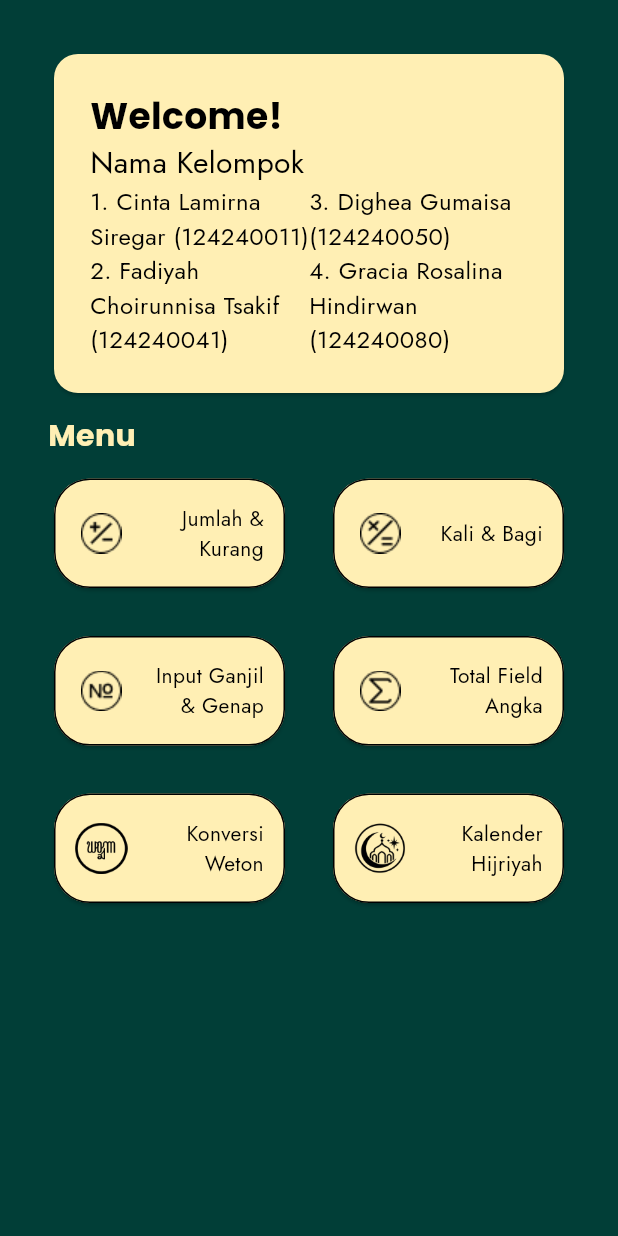
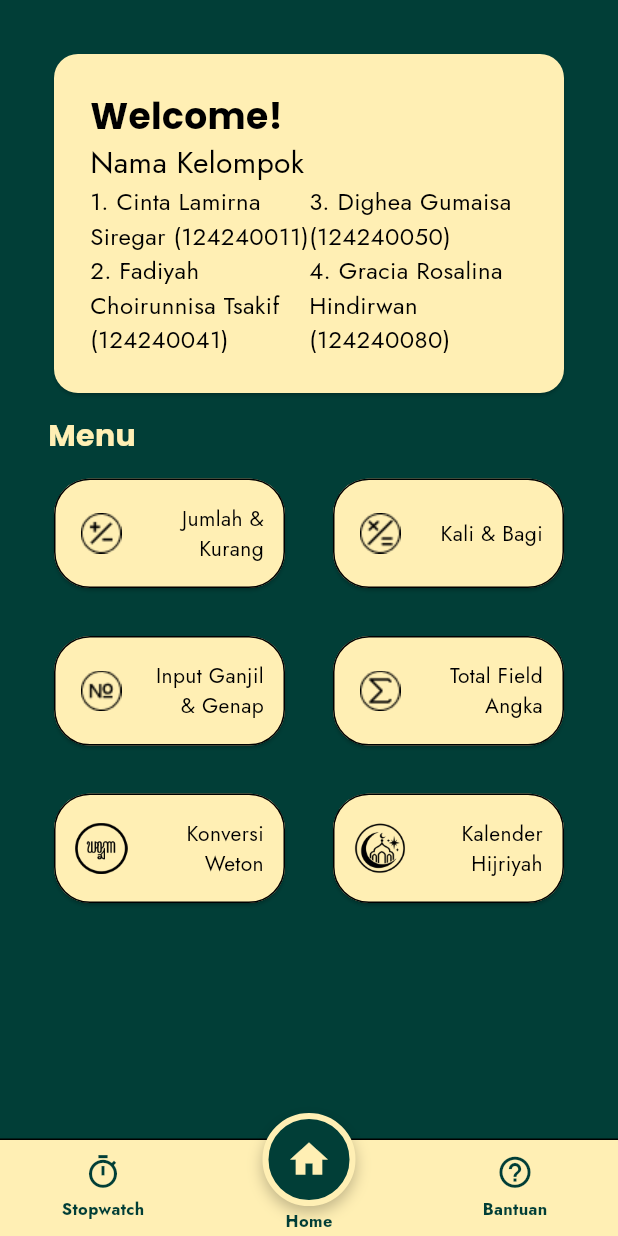
Before and after one commit to GraciaRosalinaHindirwan/Mobile---Tugas-1, a Flutter app: the DashboardPage screen opened directly, on a phone screen of 412 x 824 dp. Run offline on Flutter 3.47's test engine with Material 3 defaults, Android fonts, the phone set to English and light mode, and no system bars; missing offline and left inert: hijri_date.

Commit message:
update dashboard and add bottom navbar and navbar menu logic

```diff
--- a/tugas1_mobile/lib/page/dashboard.dart
+++ b/tugas1_mobile/lib/page/dashboard.dart
@@ -8,16 +8,31 @@ import 'package:tugas1_mobile/page/second_menu.dart';
 import 'package:tugas1_mobile/page/third_menu.dart';
 import 'package:tugas1_mobile/page/weton.dart';
 import 'package:tugas1_mobile/components/member_card.dart';
+import 'package:tugas1_mobile/components/bottom_nav.dart';
+import 'package:tugas1_mobile/page/faq.dart';
+import 'package:tugas1_mobile/page/stopwatc.dart';
 
-class DashboardPage extends StatelessWidget {
+class DashboardPage extends StatefulWidget {
   const DashboardPage({super.key});
 
   @override
+  State<DashboardPage> createState() => _DashboardPageState();
+}
+
+class _DashboardPageState extends State<DashboardPage> {
+  int currentIndex = 0;
+
+  @override
   Widget build(BuildContext context) {
-    return DashboardLayout(
-      welcomeCard: Container(
-        child: const WelcomeCard(),
-      ),
+    return Scaffold(
+      backgroundColor: const Color(0xFF013E37),
+
+      body: IndexedStack(
+        index: currentIndex,
+
+        children: [
+          DashboardLayout(
+            welcomeCard: Container(child: const WelcomeCard()),
             menuLabel: "Menu",
             content: GridView.count(
               crossAxisCount: 2, //gridnya 2x2
@@ -27,16 +42,51 @@ class DashboardPage extends StatelessWidget {
               shrinkWrap: true, //tingginya sesuai dengan yang dibutuhkan
               physics: const NeverScrollableScrollPhysics(),
               children: [
-          MenuCard(title: "Jumlah & Kurang", icon: "assets/icons/tambahKurang.png", page: const FirstMenuPage()),
-          MenuCard(title: "Kali & Bagi", icon: "assets/icons/kaliBagi.png", page: const SecondMenuPage()),
-          MenuCard(title: "Input Ganjil & Genap", icon: "assets/icons/ganjilGenap.png", page: const OddEvenPage()),
-          MenuCard(title: "Total Field Angka", icon: "assets/icons/sum.png", page: const summaryPage()),
-          MenuCard(title: "Konversi Weton", icon: "assets/icons/weton_small.png", page: const Weton()),
-          MenuCard(title: "Kalender Hijriyah", icon: "assets/icons/hijri_smal.png", page: const Hijriyah())
+                MenuCard(
+                  title: "Jumlah & Kurang",
+                  icon: "assets/icons/tambahKurang.png",
+                  page: const FirstMenuPage(),
+                ),
+                MenuCard(
+                  title: "Kali & Bagi",
+                  icon: "assets/icons/kaliBagi.png",
+                  page: const SecondMenuPage(),
+                ),
+                MenuCard(
+                  title: "Input Ganjil & Genap",
+                  icon: "assets/icons/ganjilGenap.png",
+                  page: const OddEvenPage(),
+                ),
+                MenuCard(
+                  title: "Total Field Angka",
+                  icon: "assets/icons/sum.png",
+                  page: const summaryPage(),
+                ),
+                MenuCard(
+                  title: "Konversi Weton",
+                  icon: "assets/icons/weton_small.png",
+                  page: const Weton(),
+                ),
+                MenuCard(
+                  title: "Kalender Hijriyah",
+                  icon: "assets/icons/hijri_smal.png",
+                  page: const Hijriyah(),
+                ),
               ],
-
             ),
-
+          ),
+          const StopwatchPage(),
+          const BantuanPage(),
+        ],
+      ),
+      bottomNavigationBar: BottomNavbar(
+        currentIndex: currentIndex,
+        onTap: (index) {
+          setState(() {
+            currentIndex = index;
+          });
+        },
+      ),
     );
   }
 }
```
Lines whose indentation alone changed are shown as unchanged.
